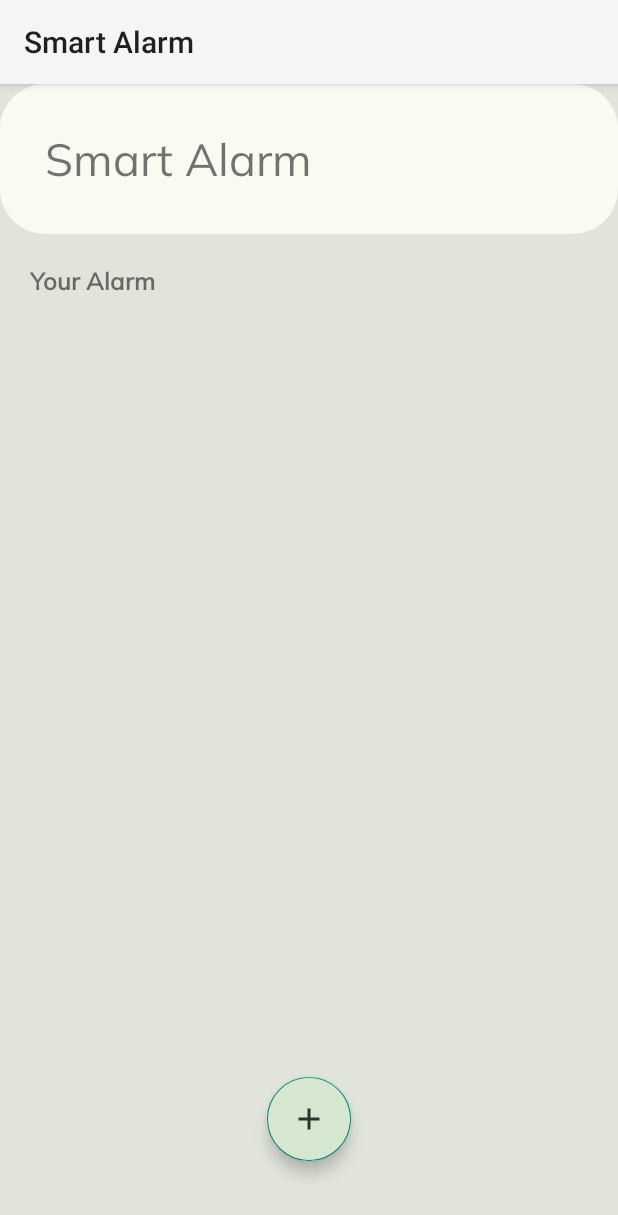
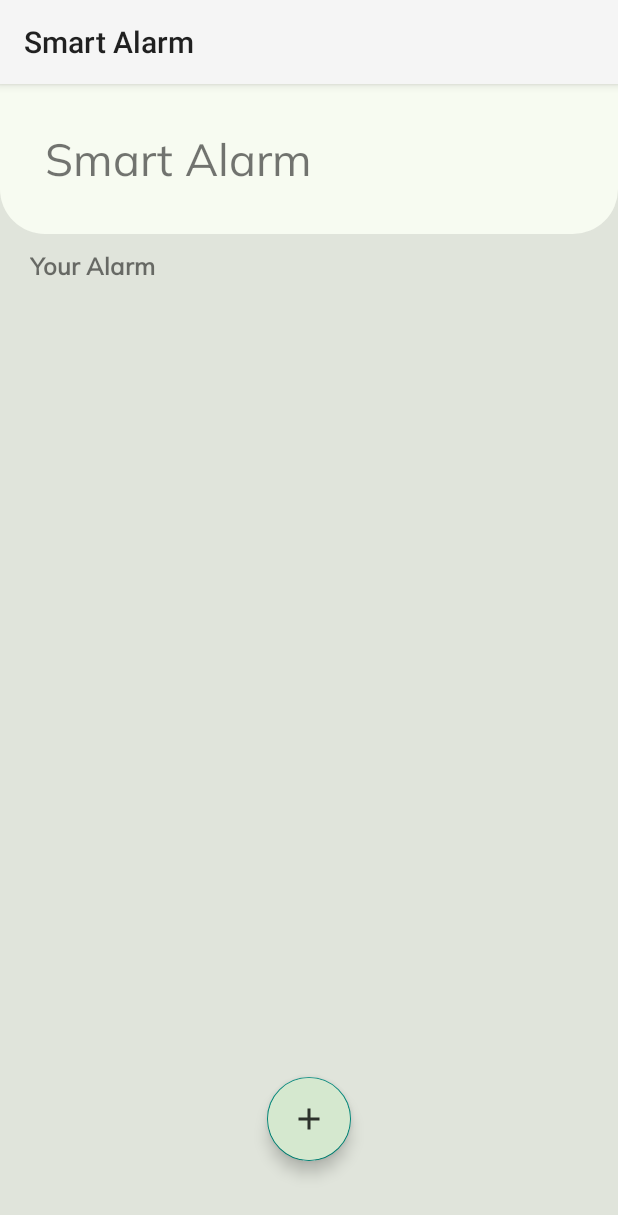
Before and after one commit to MyoWin-andrDev/Android-Smart-Alarm-Java, an Android app: the screen it shows after launch (MainActivity), on a phone screen of 412 x 824 dp. Shown: the top 1215 px of the screen. Run offline under Robolectric (Android 15) with nearby library versions, the phone set to English and light mode, and no system bars.

Commit message:
Smart Alarm

```diff
--- /dev/null
+++ b/app/src/main/res/drawable/bg_toggle.xml
@@ -0,0 +1,5 @@
+<?xml version="1.0" encoding="utf-8"?>
+<selector xmlns:android="http://schemas.android.com/apk/res/android">
+    <item android:color="@color/greenDark" android:state_checked="true"/>
+    <item android:color="@color/grey"/>
+</selector>
--- /dev/null
+++ b/app/src/main/res/drawable/ic_sun.xml
@@ -0,0 +1,5 @@
+<vector xmlns:android="http://schemas.android.com/apk/res/android" android:alpha="0.9" android:height="24dp" android:tint="#3A693A" android:viewportHeight="24" android:viewportWidth="24" android:width="24dp">
+
+    <path android:fillColor="@android:color/white" android:pathData="M11,4V2c0,-0.55 0.45,-1 1,-1s1,0.45 1,1v2c0,0.55 -0.45,1 -1,1S11,4.55 11,4zM18.36,7.05l1.41,-1.42c0.39,-0.39 0.39,-1.02 0,-1.41c-0.39,-0.39 -1.02,-0.39 -1.41,0l-1.41,1.42c-0.39,0.39 -0.39,1.02 0,1.41C17.34,7.44 17.97,7.44 18.36,7.05zM22,11h-2c-0.55,0 -1,0.45 -1,1s0.45,1 1,1h2c0.55,0 1,-0.45 1,-1S22.55,11 22,11zM12,19c-0.55,0 -1,0.45 -1,1v2c0,0.55 0.45,1 1,1s1,-0.45 1,-1v-2C13,19.45 12.55,19 12,19zM5.64,7.05L4.22,5.64c-0.39,-0.39 -0.39,-1.03 0,-1.41s1.03,-0.39 1.41,0l1.41,1.41c0.39,0.39 0.39,1.03 0,1.41S6.02,7.44 5.64,7.05zM16.95,16.95c-0.39,0.39 -0.39,1.03 0,1.41l1.41,1.41c0.39,0.39 1.03,0.39 1.41,0c0.39,-0.39 0.39,-1.03 0,-1.41l-1.41,-1.41C17.98,16.56 17.34,16.56 16.95,16.95zM2,13h2c0.55,0 1,-0.45 1,-1s-0.45,-1 -1,-1H2c-0.55,0 -1,0.45 -1,1S1.45,13 2,13zM5.64,19.78l1.41,-1.41c0.39,-0.39 0.39,-1.03 0,-1.41s-1.03,-0.39 -1.41,0l-1.41,1.41c-0.39,0.39 -0.39,1.03 0,1.41C4.61,20.17 5.25,20.17 5.64,19.78zM12,6c-3.31,0 -6,2.69 -6,6s2.69,6 6,6s6,-2.69 6,-6S15.31,6 12,6z"/>
+
+</vector>
--- a/app/src/main/res/drawable/title_bg.xml
+++ b/app/src/main/res/drawable/title_bg.xml
@@ -2,6 +2,6 @@
 <shape xmlns:android="http://schemas.android.com/apk/res/android"
     android:shape="rectangle">
     <solid android:color="@color/white"/>
-    <corners android:radius="30dp"/>
+    <corners android:bottomLeftRadius="30dp" android:bottomRightRadius="30dp"/>
 
 </shape>
--- a/app/src/main/res/layout/activity_main.xml
+++ b/app/src/main/res/layout/activity_main.xml
@@ -32,14 +32,17 @@
         android:textStyle="bold"
         app:layout_constraintTop_toBottomOf="@id/txtTitle"
         android:gravity="center_vertical"
-        android:padding="20dp" />
+        android:paddingStart="20dp"
+        android:paddingTop="10dp"/>
 
     <androidx.recyclerview.widget.RecyclerView
         android:layout_width="match_parent"
         android:layout_height="0dp"
-        android:padding="30dp"
+        tools:listitem="@layout/adapter_alarm"
         app:layout_constraintBottom_toBottomOf="parent"
-        app:layout_constraintTop_toBottomOf="@id/alarm"/>
+        app:layout_constraintTop_toBottomOf="@id/alarm"
+        android:layout_marginStart="5dp"
+        android:layout_marginEnd="5dp"/>
 
     <com.google.android.material.floatingactionbutton.FloatingActionButton
         android:layout_width="wrap_content"
```
Also changed, not shown: app/src/main/res/drawable/bg_list.xml (+4 -3 lines), app/src/main/res/layout/adapter_alarm.xml (+27 -4 lines), app/src/main/res/drawable/sun.png (deleted).
